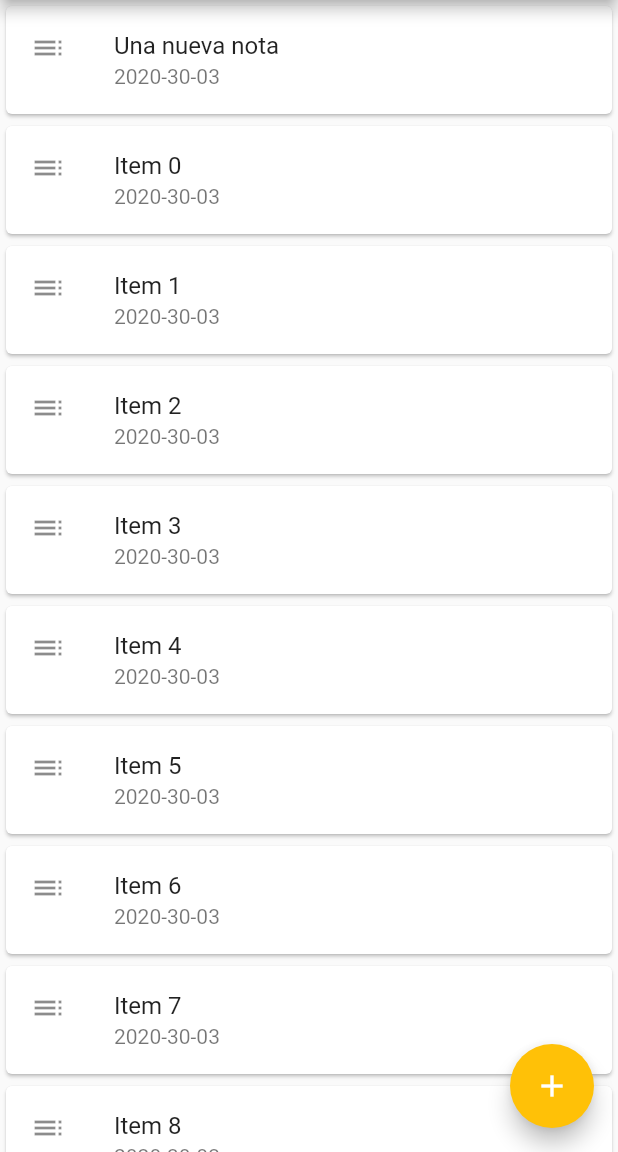
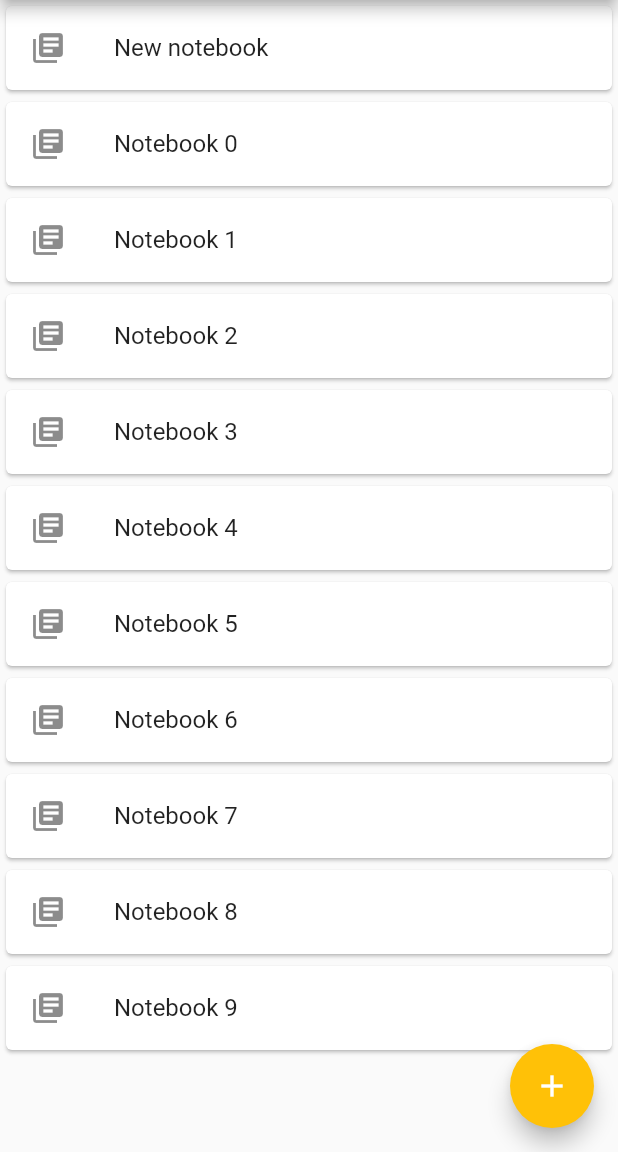
Before and after one commit to gricob/everpobre, a Flutter app: the screen it shows after launch, after a tap on the "add" icon, on a phone screen of 412 x 824 dp, the part 84-1236 px from its top. Run offline on Flutter 3.47's test engine with Material 2 defaults, Android fonts, the phone set to English and light mode, and no system bars.

Commit message:
Add notebooks model and list widget

```diff
--- /dev/null
+++ b/lib/Scenes/notes/notebook_list.dart
@@ -0,0 +1,76 @@
+
+import 'package:everpobre/domain/notebooks.dart';
+import 'package:flutter/material.dart';
+
+class NotebookList extends StatefulWidget {
+  final Notebooks _model;
+
+  const NotebookList(Notebooks model): _model = model;
+
+  @override
+  State<StatefulWidget> createState() => NotebookListState();
+}
+
+class NotebookListState extends State<NotebookList> {
+  void modelDidChange() {
+    setState(() {});
+  }
+
+  @override
+  void dispose() {
+    widget._model.removeListener(modelDidChange);
+    super.dispose();
+  }
+
+  @override
+  void didChangeDependencies() {
+    widget._model.addListener(modelDidChange);
+    super.didChangeDependencies();
+  }
+
+  @override
+  Widget build(BuildContext context) {
+    return ListView.builder(
+      itemCount: widget._model.length,
+      itemBuilder: (context, index) {
+        return NotebookListItem(widget._model, index);
+      }
+    );
+  }
+}
+
+class NotebookListItem extends StatefulWidget {
+  final Notebooks notebooks;
+  final int index;
+
+  const NotebookListItem(this.notebooks, this.index);
+
+  @override
+  NotebookListItemState createState() => NotebookListItemState();
+}
+
+class NotebookListItemState extends State<NotebookListItem> {
+
+  @override
+  Widget build(BuildContext context) {
+    return Dismissible(
+      key: UniqueKey(),
+      onDismissed: (direction) {
+        widget.notebooks.removeAt(widget.index);
+
+        Scaffold.of(context).showSnackBar(
+          const SnackBar(content: Text("Notebook has been deleted!"))
+        );
+      },
+      background: Container(
+        color: Colors.red,
+      ),
+      child: Card(
+        child: ListTile(
+          leading: const Icon(Icons.library_books),
+          title: Text(widget.notebooks[widget.index].title)
+        ),
+      ),
+    );
+  }
+}
--- a/lib/Scenes/notes_scene.dart
+++ b/lib/Scenes/notes_scene.dart
@@ -54,7 +54,7 @@ class NoteSliver extends StatefulWidget {
 class _NoteSliverState extends State<NoteSliver> {
   @override
   Widget build(BuildContext context) {
-    DateFormat fmt = DateFormat("yyyy-mm-dd");
+    DateFormat fmt = DateFormat("yyyy-MM-dd");
 
     return Dismissible(
       key: UniqueKey(),
--- a/lib/domain/notebook.dart
+++ b/lib/domain/notebook.dart
@@ -2,17 +2,17 @@ import 'package:everpobre/domain/note.dart';
 import 'package:flutter/material.dart';
 
 class Notebook with ChangeNotifier {
-  static final shared = Notebook();
+  final String title;
 
   final List<Note> _notes = [];
 
   int get length => _notes.length;
 
   // Constructores
-  Notebook();
+  Notebook(this.title);
 
-  Notebook.testDataBuilder() {
-    _notes.addAll(List.generate(100, (index) => Note("Item $index")));
+  Notebook.testDataBuilder(this.title) {
+    _notes.addAll(List.generate(100, (index) => Note("Note $index")));
   }
 
   // Accesores
--- /dev/null
+++ b/lib/domain/notebooks.dart
@@ -0,0 +1,31 @@
+import 'package:everpobre/domain/notebook.dart';
+import 'package:flutter/material.dart';
+
+class Notebooks with ChangeNotifier {
+  static final shared = Notebooks();
+
+  final List<Notebook> _notebooks = [];
+
+  int get length => _notebooks.length;
+
+  Notebooks();
+
+  Notebooks.testDataBuilder() {
+    _notebooks.addAll(List.generate(10, (index) => Notebook.testDataBuilder("Notebook $index")));
+  }
+
+  Notebook operator [](int index) {
+    return _notebooks[index];
+  }
+
+  Notebook removeAt(int index) {
+    final Notebook notebook = _notebooks.removeAt(index);
+    notifyListeners();
+    return notebook;
+  }
+
+  void add(Notebook notebook) {
+    _notebooks.insert(0, notebook);
+    notifyListeners();
+  }
+}
--- a/lib/main.dart
+++ b/lib/main.dart
@@ -1,10 +1,11 @@
-import 'package:everpobre/Scenes/notes_scene.dart';
+import 'package:everpobre/Scenes/notes/notebook_list.dart';
 import 'package:everpobre/domain/notebook.dart';
+import 'package:everpobre/domain/notebooks.dart';
 import 'package:everpobre/text_resources.dart';
 import 'package:flutter/material.dart';
-import 'package:everpobre/domain/note.dart';
 
-final Notebook model = Notebook.testDataBuilder();
+final Notebooks model = Notebooks.testDataBuilder();
+
 void main() {
   runApp(TreeBuilder());
 }
@@ -22,10 +23,10 @@ class TreeBuilder extends StatelessWidget {
         appBar: AppBar(
           title: Text(TextResources.appName),
         ),
-        body: NotesListView(model),
+        body: NotebookList(model),
         floatingActionButton: FloatingActionButton(
           onPressed: () {
-            model.add(Note("Una nueva nota"));
+            model.add(Notebook("New notebook"));
           },
           child: const Icon(Icons.add),
         ),
```
Also changed, not shown: 1 other file.
